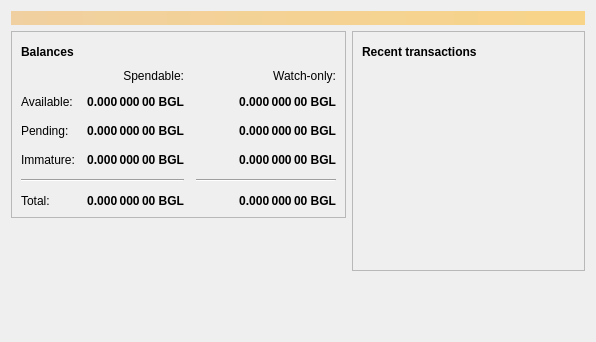
Qt form src/qt/forms/overviewpage.ui (BitgesellOfficial/bitgesell) before a commit.
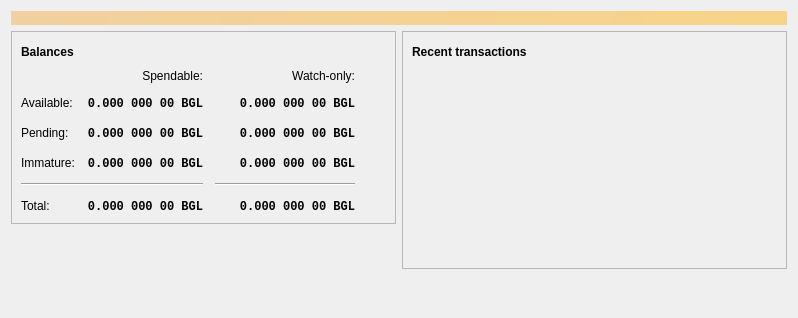
The same form after that commit. Icons and pictures are not drawn.

Diff of the .ui file:
```diff
--- a/src/qt/forms/overviewpage.ui
+++ b/src/qt/forms/overviewpage.ui
@@ -6,8 +6,8 @@
    <rect>
     <x>0</x>
     <y>0</y>
-    <width>596</width>
-    <height>342</height>
+    <width>798</width>
+    <height>318</height>
    </rect>
   </property>
   <property name="windowTitle">
@@ -118,6 +118,7 @@
              <widget class="QLabel" name="labelWatchPending">
               <property name="font">
                <font>
+                <family>Monospace</family>
                 <weight>75</weight>
                 <bold>true</bold>
                </font>
@@ -143,6 +144,7 @@
              <widget class="QLabel" name="labelUnconfirmed">
               <property name="font">
                <font>
+                <family>Monospace</family>
                 <weight>75</weight>
                 <bold>true</bold>
                </font>
@@ -168,6 +170,7 @@
              <widget class="QLabel" name="labelWatchImmature">
               <property name="font">
                <font>
+                <family>Monospace</family>
                 <weight>75</weight>
                 <bold>true</bold>
                </font>
@@ -226,6 +229,7 @@
              <widget class="QLabel" name="labelImmature">
               <property name="font">
                <font>
+                <family>Monospace</family>
                 <weight>75</weight>
                 <bold>true</bold>
                </font>
@@ -271,6 +275,7 @@
              <widget class="QLabel" name="labelTotal">
               <property name="font">
                <font>
+                <family>Monospace</family>
                 <weight>75</weight>
                 <bold>true</bold>
                </font>
@@ -296,6 +301,7 @@
              <widget class="QLabel" name="labelWatchTotal">
               <property name="font">
                <font>
+                <family>Monospace</family>
                 <weight>75</weight>
                 <bold>true</bold>
                </font>
@@ -338,6 +344,7 @@
              <widget class="QLabel" name="labelBalance">
               <property name="font">
                <font>
+                <family>Monospace</family>
                 <weight>75</weight>
                 <bold>true</bold>
                </font>
@@ -363,6 +370,7 @@
              <widget class="QLabel" name="labelWatchAvailable">
               <property name="font">
                <font>
+                <family>Monospace</family>
                 <weight>75</weight>
                 <bold>true</bold>
                </font>
```
